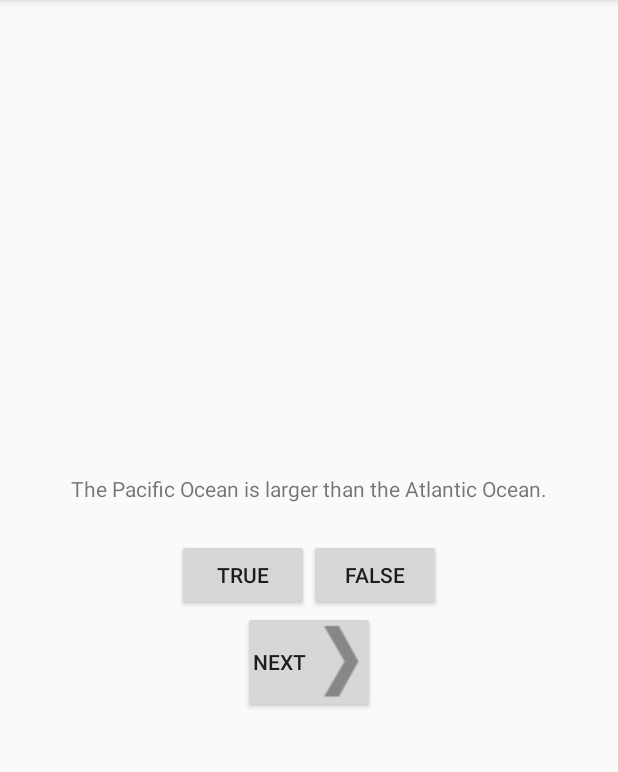
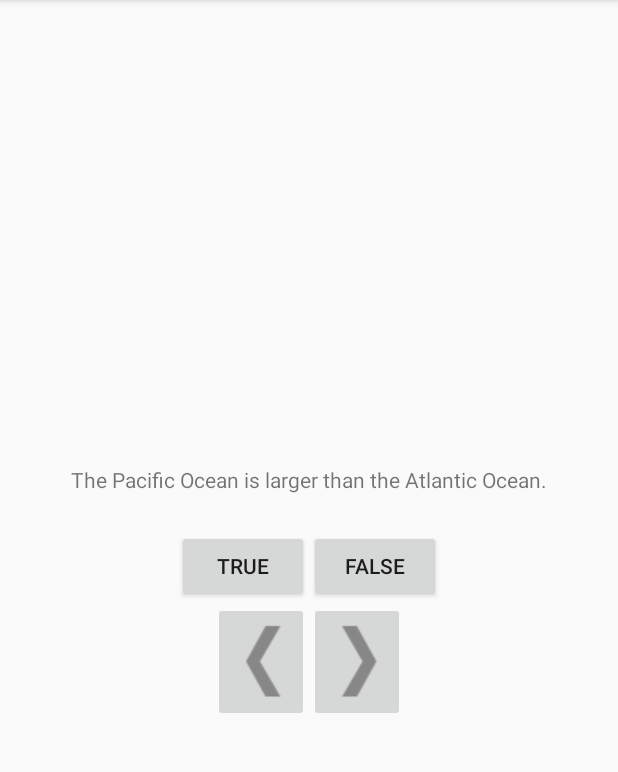
Before and after one commit to dpgc11/GeoQuizApp, an Android app: the screen it shows after launch (QuizActivity), on a phone screen of 412 x 824 dp, the part 84-856 px from its top. Run offline under Robolectric (Android 15) with nearby library versions, the phone set to English and light mode, and no system bars.

Commit message:
finished lesson 2 challenges

```diff
--- a/app/src/main/java/com/bignerdranch/android/geoquiz/QuizActivity.java
+++ b/app/src/main/java/com/bignerdranch/android/geoquiz/QuizActivity.java
@@ -4,6 +4,7 @@ import android.os.Bundle;
 import android.support.v7.app.AppCompatActivity;
 import android.view.View;
 import android.widget.Button;
+import android.widget.ImageButton;
 import android.widget.TextView;
 import android.widget.Toast;
 
@@ -11,7 +12,8 @@ public class QuizActivity extends AppCompatActivity {
 
     private Button mTrueButton;
     private Button mFalseButton;
-    private Button mNextButton;
+    private ImageButton mNextButton;
+    private ImageButton mPreviousButton;
     private TextView mQuestionTextView;
 
     private Question[] mQuestionBank = new Question[]{
@@ -49,7 +51,8 @@ public class QuizActivity extends AppCompatActivity {
 
         mTrueButton = (Button) findViewById(R.id.true_button);
         mFalseButton = (Button) findViewById(R.id.false_button);
-        mNextButton = (Button) findViewById(R.id.next_button);
+        mNextButton = (ImageButton) findViewById(R.id.next_button);
+        mPreviousButton = (ImageButton) findViewById(R.id.previous_button);
         mQuestionTextView = (TextView) findViewById(R.id.question_text_view);
 
         mTrueButton.setOnClickListener(new View.OnClickListener() {
@@ -74,6 +77,22 @@ public class QuizActivity extends AppCompatActivity {
             }
         });
 
+        mPreviousButton.setOnClickListener(new View.OnClickListener() {
+            @Override
+            public void onClick(View view) {
+                mCurrentIndex = (mCurrentIndex - 1) % mQuestionBank.length;
+                updateQuestion();
+            }
+        });
+
+        mQuestionTextView.setOnClickListener(new View.OnClickListener() {
+            @Override
+            public void onClick(View view) {
+                mCurrentIndex = (mCurrentIndex + 1) % mQuestionBank.length;
+                updateQuestion();
+            }
+        });
+
         updateQuestion();
     }
 }
--- a/app/src/main/res/layout/activity_quiz.xml
+++ b/app/src/main/res/layout/activity_quiz.xml
@@ -9,10 +9,10 @@
               tools:context="com.bignerdranch.android.geoquiz.QuizActivity">
 
     <TextView
+        android:id="@+id/question_text_view"
         android:layout_width="wrap_content"
         android:layout_height="wrap_content"
-        android:padding="24dp"
-        android:id="@+id/question_text_view" />
+        android:padding="24dp"/>
 
     <LinearLayout
         android:layout_width="wrap_content"
@@ -23,21 +23,34 @@
             android:id="@+id/true_button"
             android:layout_width="wrap_content"
             android:layout_height="wrap_content"
-            android:text="@string/true_button" />
+            android:text="@string/true_button"/>
 
         <Button
             android:id="@+id/false_button"
             android:layout_width="wrap_content"
             android:layout_height="wrap_content"
-            android:text="@string/false_button" />
+            android:text="@string/false_button"/>
 
     </LinearLayout>
 
-    <Button
+    <LinearLayout
         android:layout_width="wrap_content"
         android:layout_height="wrap_content"
-        android:text="@string/next_button"
+        android:orientation="horizontal">
+
+        <ImageButton
+            android:id="@+id/previous_button"
+            android:layout_width="wrap_content"
+            android:layout_height="wrap_content"
+            android:contentDescription="@string/previous_button"
+            android:src="@drawable/arrow_left"/>
+
+        <ImageButton
             android:id="@+id/next_button"
-        android:drawableRight="@drawable/arrow_right"
-        android:padding="4dp"/>
+            android:layout_width="wrap_content"
+            android:layout_height="wrap_content"
+            android:contentDescription="@string/next_button"
+            android:src="@drawable/arrow_right"/>
+
     </LinearLayout>
+</LinearLayout>
--- a/app/src/main/res/values/strings.xml
+++ b/app/src/main/res/values/strings.xml
@@ -5,6 +5,7 @@
     <string name="correct_toast">Correct!</string>
     <string name="incorrect_toast">Incorrect!</string>
     <string name="next_button">Next</string>
+    <string name="previous_button">Prev</string>
 
     <string name="question_oceans">The Pacific Ocean is larger than
     the Atlantic Ocean.</string>
```
Lines whose indentation alone changed are shown as unchanged.
